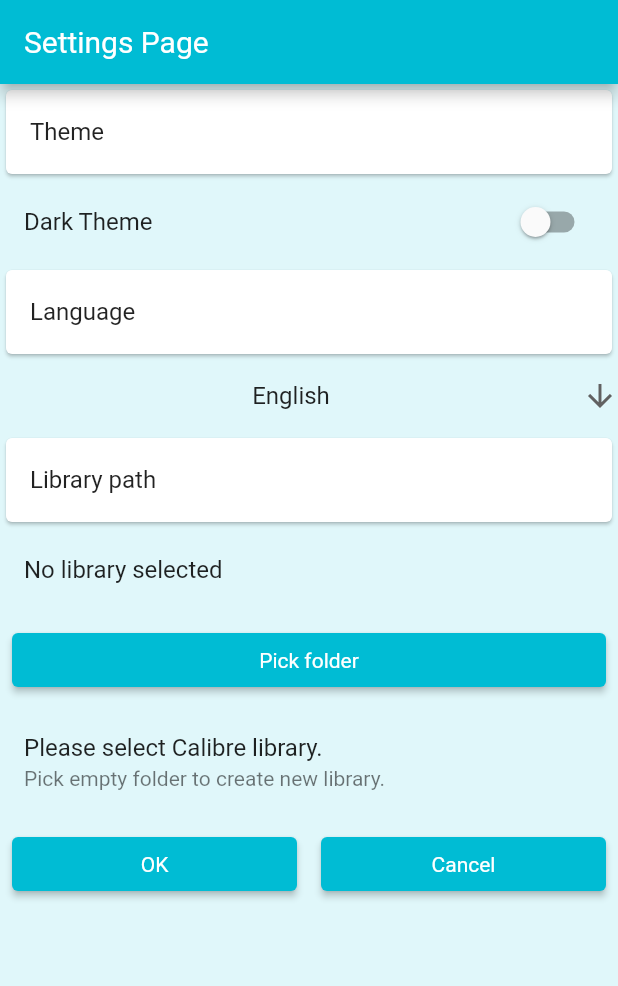
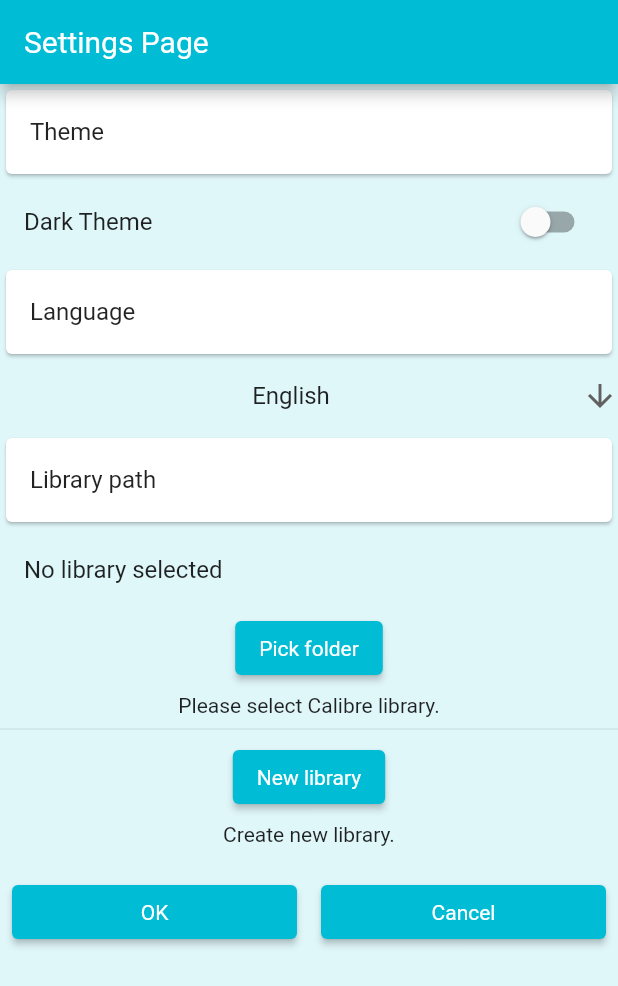
Before and after one commit to kurjakrichard/flutibre, a Flutter app: the screen it shows after launch, on a phone screen of 412 x 824 dp. Shown: the top 986 px of the screen. Run offline on Flutter 3.47's test engine with Material 2 defaults, Android fonts, the light colour scheme and no system bars; our stand-ins replace delayed_display, file_picker, flutter_riverpod, shared_preferences, sqflite, sqflite_common_ffi; accounts and stored records are empty; generated files the repository leaves out were written again.

Commit message:
Redesign Library management

```diff
--- a/lib/l10n/app_en.arb
+++ b/lib/l10n/app_en.arb
@@ -36,7 +36,11 @@
   "@librarypath": {
     "description": "Calibre library selection"
   },
-  "createlibrary": "Pick empty folder to create new library.",
+  "newlibrary": "New library",
+  "@librarypath": {
+    "description": "New library"
+  },
+  "createlibrary": "Create new library.",
   "@librarypath": {
     "description": "Calibre library creation"
   },
--- a/lib/l10n/app_hu.arb
+++ b/lib/l10n/app_hu.arb
@@ -8,7 +8,8 @@
     "librarypath": "Könyvtár útvonal",
     "nolibraryselected": "Nincs könyvtár kiválasztva",
     "chosepath": "Válasszd ki a Calibre könyvtárat!",
-    "createlibrary": "Üres mappa esetén új Calibre könyvtár jön létre.",
+    "newlibrary": "Új könyvtár",
+    "createlibrary": "Új könyvtár létrehozása",
     "emptylibrary": "Üres könyvtár",
     "ok": "OK",
     "cancel": "Mégse",
--- a/lib/pages/settingspage.dart
+++ b/lib/pages/settingspage.dart
@@ -43,7 +43,18 @@ class _SettingsPageState extends State<SettingsPage> {
   Widget build(BuildContext context) {
     return Scaffold(
       appBar: AppBar(title: Text(AppLocalizations.of(context)!.settingspage)),
-      body: Wrap(alignment: WrapAlignment.center, children: [
+      body: ListView(
+        children: [
+          Wrap(
+              alignment: WrapAlignment.center,
+              children: [themeSwitcher(), languageSelector(), manageLibrary()]),
+        ],
+      ),
+    );
+  }
+
+  Widget themeSwitcher() {
+    return Column(children: [
       Card(
         child: ListTile(
           title: Text(AppLocalizations.of(context)!.theme),
@@ -57,13 +68,46 @@ class _SettingsPageState extends State<SettingsPage> {
             ref.read(themeProvider).toggleTheme();
           },
         ),
-        ),
+      )
+    ]);
+  }
+
+  Widget languageSelector() {
+    return Column(
+      children: [
         Card(
           child: ListTile(
             title: Text(AppLocalizations.of(context)!.language),
           ),
         ),
         dropDownButton(),
+      ],
+    );
+  }
+
+  Widget dropDownButton() {
+    return Consumer(
+      builder: (context, ref, child) => DropdownButton<String>(
+          icon: const Icon(Icons.arrow_downward),
+          isExpanded: true,
+          underline: Container(),
+          value:
+              _localeList[ref.watch(localeProvider).currentLocale.languageCode],
+          items: _localeList.values.map((String value) {
+            return DropdownMenuItem(
+                value: value, child: Center(child: Text(value)));
+          }).toList(),
+          onChanged: (newValueSelected) {
+            ref
+                .read(localeProvider)
+                .setLocale(Locale(_reverseLocaleList[newValueSelected]!));
+          }),
+    );
+  }
+
+  Widget manageLibrary() {
+    return Column(
+      children: [
         Card(
           child: ListTile(
             title: Text(AppLocalizations.of(context)!.librarypath),
@@ -78,31 +122,29 @@ class _SettingsPageState extends State<SettingsPage> {
             ],
           ),
         ),
-        Row(
-          children: [
-            Expanded(
-              child: Padding(
-                padding: const EdgeInsets.all(8.0),
-                child: ElevatedButton(
+        ElevatedButton(
           onPressed: () => _selectFolder(),
           child: Text(AppLocalizations.of(context)!.pickfolder),
         ),
+        const SizedBox(
+          height: 6,
         ),
-            ),
-          ],
-        ),
-        ListTile(
-          title: Wrap(children: [
+        Wrap(alignment: WrapAlignment.center, children: [
           Text(AppLocalizations.of(context)!.chosepath),
         ]),
-          subtitle: Padding(
-            padding: const EdgeInsets.only(bottom: 8.0),
-            child: Wrap(children: [
-              Text(
-                AppLocalizations.of(context)!.createlibrary,
+        const Divider(),
+        ElevatedButton(
+          onPressed: () => _createLibrary(),
+          child: Text(AppLocalizations.of(context)!.newlibrary),
         ),
+        const SizedBox(
+          height: 6,
+        ),
+        Wrap(alignment: WrapAlignment.center, children: [
+          Text(AppLocalizations.of(context)!.createlibrary),
         ]),
-          ),
+        const SizedBox(
+          height: 12,
         ),
         Row(children: [
           Expanded(
@@ -161,27 +203,7 @@ class _SettingsPageState extends State<SettingsPage> {
             ),
           ),
         ]),
-      ]),
-    );
-  }
-
-  Widget dropDownButton() {
-    return Consumer(
-      builder: (context, ref, child) => DropdownButton<String>(
-          icon: const Icon(Icons.arrow_downward),
-          isExpanded: true,
-          underline: Container(),
-          value:
-              _localeList[ref.watch(localeProvider).currentLocale.languageCode],
-          items: _localeList.values.map((String value) {
-            return DropdownMenuItem(
-                value: value, child: Center(child: Text(value)));
-          }).toList(),
-          onChanged: (newValueSelected) {
-            ref
-                .read(localeProvider)
-                .setLocale(Locale(_reverseLocaleList[newValueSelected]!));
-          }),
+      ],
     );
   }
 
@@ -254,6 +276,8 @@ class _SettingsPageState extends State<SettingsPage> {
     }
   }
 
+  void _createLibrary() {}
+
   void _logException(String message) {
     // ignore: avoid_print
     print(message);
@@ -279,7 +303,6 @@ class _SettingsPageState extends State<SettingsPage> {
     var bytes = await rootBundle.load('assets/books/$filename');
     String dir = databasePath;
     writeToFile(bytes, '$dir/$filename');
-//write to app path
   }
 
   Future<void> writeToFile(ByteData data, String path) async {
```
Lines whose indentation alone changed are shown as unchanged.
